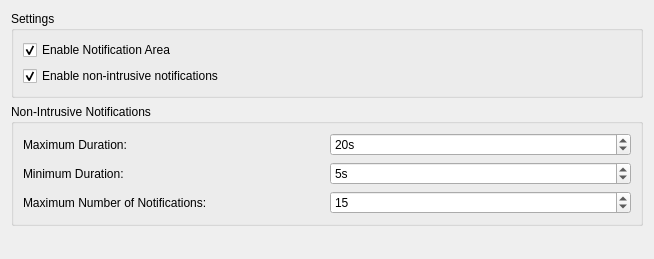
Qt form src/Gui/DlgSettingsNotificationArea.ui (abdullahtahiriyo/FreeCAD_sf_master) before a commit.
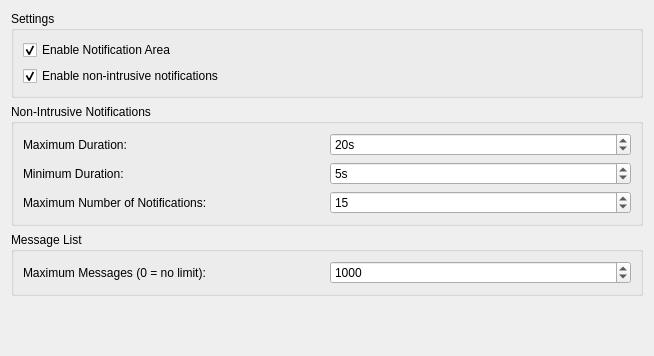
The same form after that commit. Custom widgets are drawn as their Qt base class.

Commit message: Gui: Preferences of message list of Notification Area

```diff
--- a/src/Gui/DlgSettingsNotificationArea.ui
+++ b/src/Gui/DlgSettingsNotificationArea.ui
@@ -7,7 +7,7 @@
     <x>0</x>
     <y>0</y>
     <width>654</width>
-    <height>259</height>
+    <height>356</height>
    </rect>
   </property>
   <property name="windowTitle">
@@ -167,6 +167,41 @@
      </property>
     </spacer>
    </item>
+   <item row="2" column="0">
+    <widget class="QGroupBox" name="groupBox_2">
+     <property name="title">
+      <string>Message List</string>
+     </property>
+     <layout class="QGridLayout" name="gridLayout_4">
+      <item row="0" column="0">
+       <widget class="QLabel" name="label_4">
+        <property name="text">
+         <string>Maximum Messages (0 = no limit):</string>
+        </property>
+       </widget>
+      </item>
+      <item row="0" column="1">
+       <widget class="Gui::PrefSpinBox" name="maxWidgetMessages">
+        <property name="toolTip">
+         <string>Limit the number of messages that will be kept in the list. If 0 there is no limit.</string>
+        </property>
+        <property name="maximum">
+         <number>10000</number>
+        </property>
+        <property name="value">
+         <number>1000</number>
+        </property>
+        <property name="prefEntry" stdset="0">
+         <cstring>MaxWidgetMessages</cstring>
+        </property>
+        <property name="prefPath" stdset="0">
+         <cstring>NotificationArea</cstring>
+        </property>
+       </widget>
+      </item>
+     </layout>
+    </widget>
+   </item>
   </layout>
  </widget>
  <customwidgets>
```
The commit also changes 1 other file.
